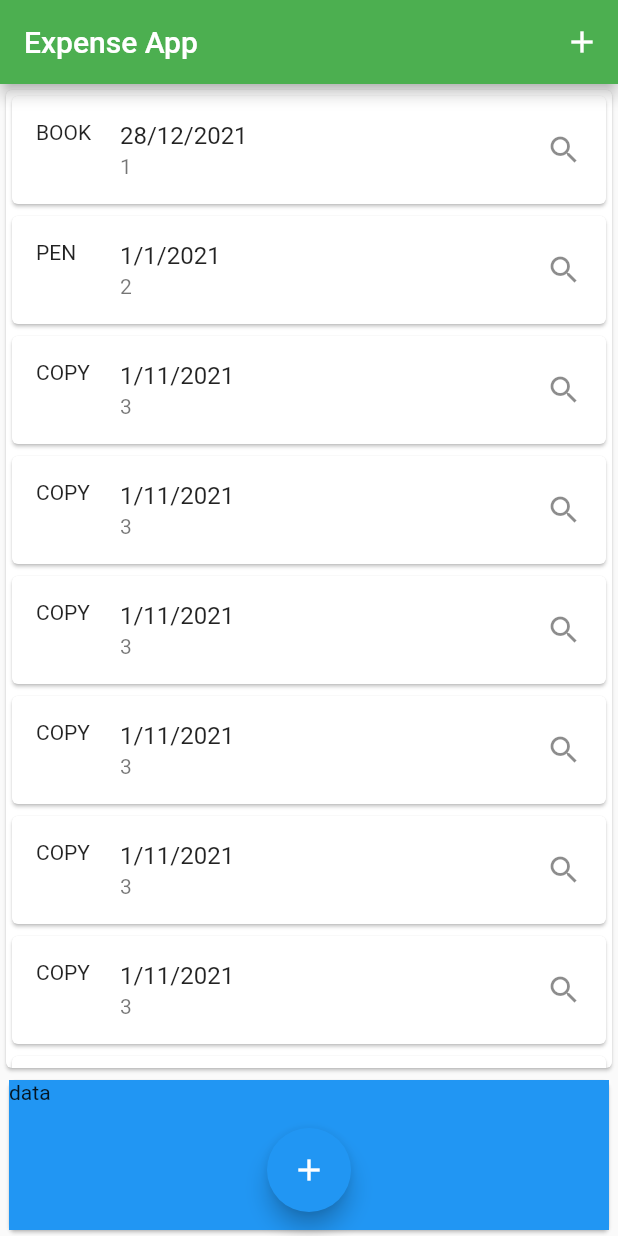
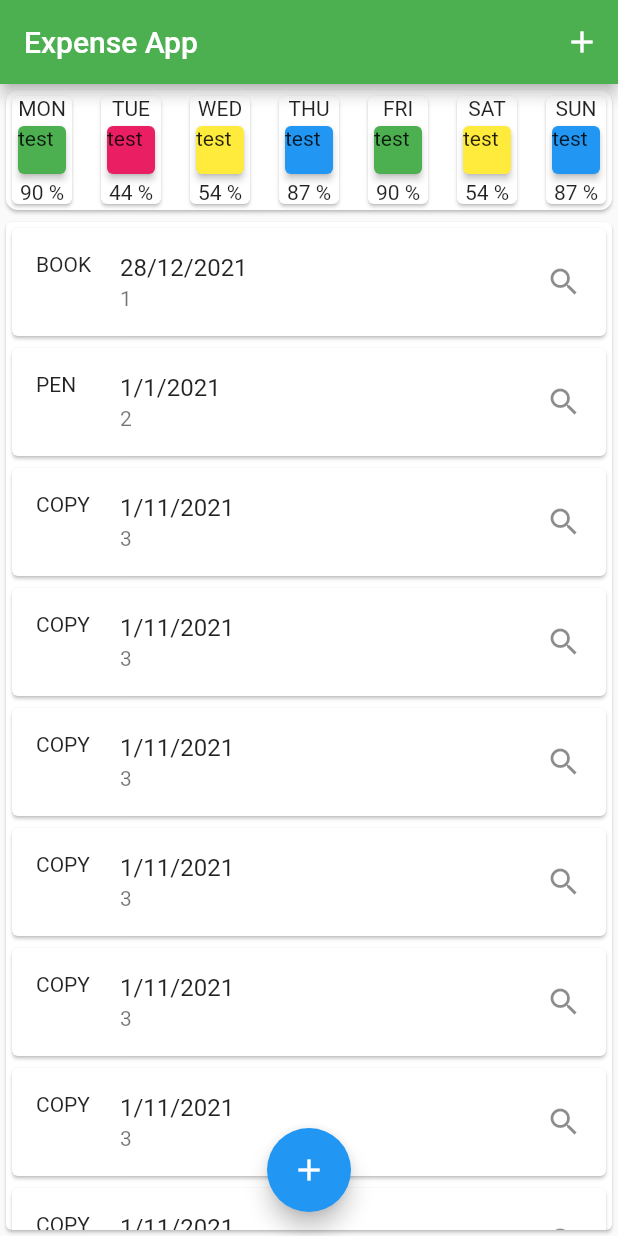
Before and after one commit to nabelakram/flutternetwork, a Flutter app: the screen it shows after launch, on a phone screen of 412 x 824 dp. Run offline on Flutter 3.47's test engine with Material 2 defaults, Android fonts, the phone set to English and light mode, and no system bars.

Commit message:
local data

```diff
--- a/lib/ui/screens/home.dart
+++ b/lib/ui/screens/home.dart
@@ -18,28 +18,59 @@ class Homeapp extends StatelessWidget {
       ),
       body: Column(
         children: [
+          week_charts(),
           Expanded(child: Card(child: ItemList())),
-          Card(
-            child: Container(
-              height: 100,
-              width: 400,
-              color: Colors.blue,
-              child: Text('data'),
-            ),
-          ),
+          // Card(
+          //     child: Column(
+          //   children: [Text('...'), ItemList(), Text('***')],
+          // ))
         ],
       ),
     );
   }
 }
 
-// Widget get_card(get_color) {
-//   return Card(
-//     child: Container(
-//       height: 100,
-//       width: 400,
-//       color: Colors.pink,
-//       child: Text('data'),
-//     ),
-//   );
-// }
+Widget get_card(dayname, percentage, daycolor) {
+  return Card(
+    child: Column(
+      children: [
+        Text(dayname),
+        SizedBox(
+          width: 40,
+          height: 40,
+          child: Card(color: daycolor, elevation: 2, child: Text("test")),
+        ),
+        Text('$percentage %')
+      ],
+    ),
+  );
+}
+
+Widget week_charts() {
+  final monday_color = Colors.green;
+  final tuesday_color = Colors.pink;
+  final wednesday_color = Colors.yellow;
+  final thursday_color = Colors.blue;
+  return Card(
+    shape: RoundedRectangleBorder(
+        borderRadius: BorderRadius.all(Radius.circular(8.0))),
+    child: Row(
+      mainAxisAlignment: MainAxisAlignment.spaceBetween,
+      children: [
+        get_card('MON', '90', monday_color),
+        get_card('TUE', '44', tuesday_color),
+        get_card('WED', '54', wednesday_color),
+        get_card('THU', '87', thursday_color),
+        get_card('FRI', '90', monday_color),
+        get_card('SAT', '54', wednesday_color),
+        get_card('SUN', '87', thursday_color),
+        // get_card('Tue', '90'),
+        // get_card('Wed', '90'),
+        // get_card('Thu', '90'),
+        // get_card('Fri', '90'),
+        // get_card('Sat', '90'),
+        // get_card('Sun', '90'),
+      ],
+    ),
+  );
+}
--- a/lib/ui/widgets/item_list.dart
+++ b/lib/ui/widgets/item_list.dart
@@ -4,10 +4,12 @@ import 'package:localdata/res/transition.dart';
 class ItemList extends StatelessWidget {
   @override
   Widget build(BuildContext context) {
+    int total_rec = 0;
     return ListView.builder(
         itemCount: transition.length,
         itemBuilder: (_, index) {
           var date = transition[index].dateTime;
+          total_rec++;
           return Card(
             child: ListTile(
               leading: Text(transition[index].item),
@@ -17,5 +19,10 @@ class ItemList extends StatelessWidget {
             ),
           );
         });
+
+    // return Container(
+    //   height: 200,
+    //   child: Text(transition[0].item),
+    // );
   }
 }
```
